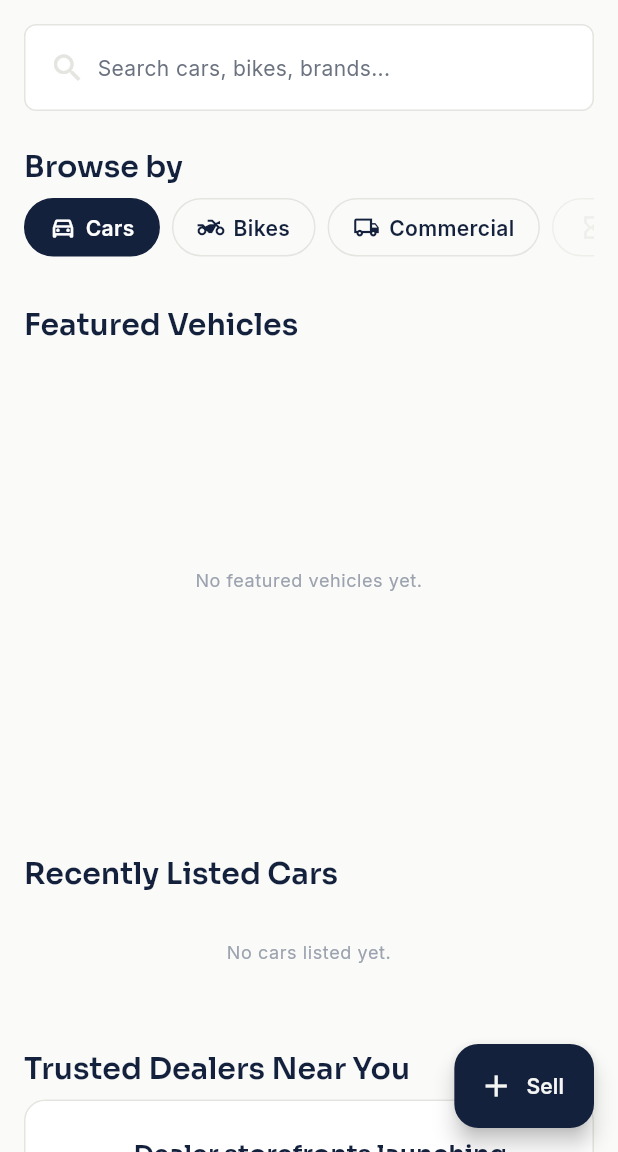
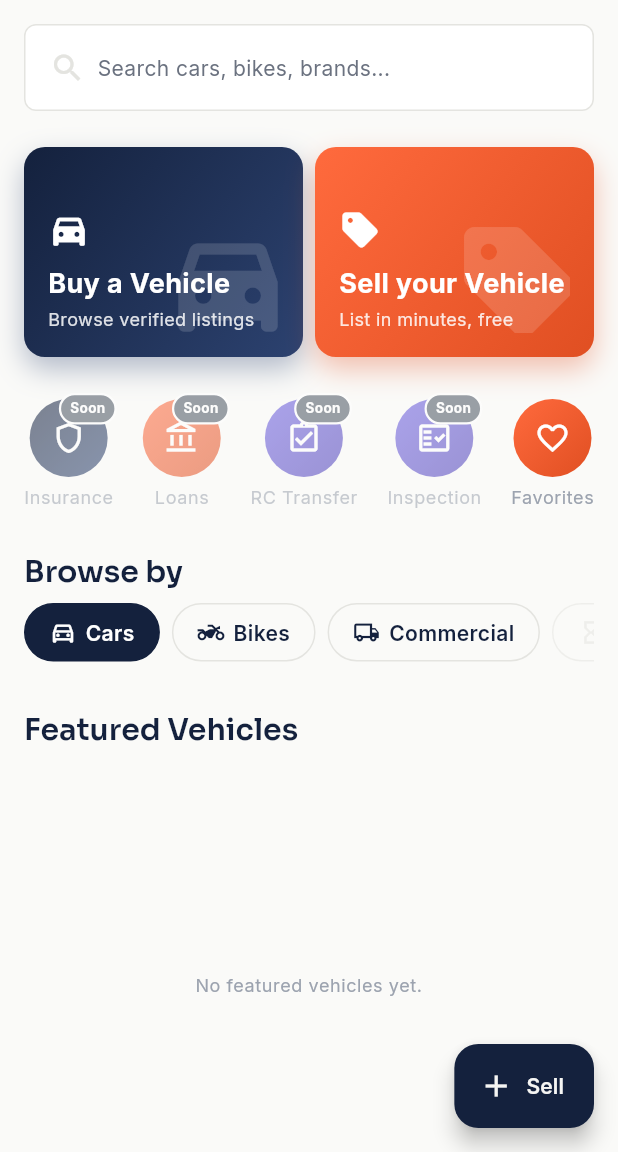
Before and after one commit to mahicharaniinfotech/TrustedCars, a Flutter app: the HomeScreen screen opened by its route, on a phone screen of 412 x 824 dp, the part 84-1236 px from its top. Run offline on Flutter 3.47's test engine with Material 3 defaults, Android fonts, the light colour scheme and no system bars; our stand-ins replace firebase_auth, firebase_core, flutter_riverpod, go_router, google_fonts, image_picker and 1 more; accounts and stored records are empty.

Commit message:
Home screen visual upgrade: gradient action cards, quick services grid

```diff
--- a/lib/core/theme/app_colors.dart
+++ b/lib/core/theme/app_colors.dart
@@ -1,9 +1,9 @@
-/// KDMC — Raw Color Tokens
+/// TrustedCars — Raw Color Tokens
 ///
 /// RULE: This is the ONLY file in the entire app allowed to contain literal
 /// hex color values. Every other file — screens, widgets, other theme files —
 /// must reference colors through [AppColors] or through the theme
-/// (Theme.of(context) / context.kdmcTokens). If you catch yourself typing
+/// (Theme.of(context) / context.trustedCarsTokens). If you catch yourself typing
 /// `Color(0xFF...)` anywhere outside this file, stop and add a token here
 /// instead. That discipline is what makes a brand refresh a one-file change.
 library;
@@ -23,7 +23,7 @@ abstract final class AppColors {
   static const Color emberLight = Color(0xFFFF8A63);
   static const Color emberDark = Color(0xFFE04F22);
 
-  /// Trust / verification — used ONLY for the "KDMC Verified" badge family.
+  /// Trust / verification — used ONLY for the "TrustedCars Verified" badge family.
   static const Color signalTeal = Color(0xFF0FA37F);
   static const Color signalTealLight = Color(0xFFE3F7F1);
 
@@ -49,4 +49,18 @@ abstract final class AppColors {
     Color(0x00000000),
     Color(0xB3000000),
   ];
+
+  /// Promotional action-card gradients (home screen Buy/Sell tiles, quick
+  /// service icons). Built from our own brand colors, not decoration for
+  /// its own sake -- "buy" uses the primary navy, "sell" uses the ember
+  /// accent (since selling is the call-to-action we most want to drive).
+  /// Signal Teal is deliberately excluded here -- it stays reserved
+  /// exclusively for verification, per the trust-badge design rule.
+  static const List<Color> buyGradient = [Color(0xFF14213D), Color(0xFF2C4270)];
+  static const List<Color> sellGradient = [Color(0xFFFF6A3D), Color(0xFFE04F22)];
+
+  /// A third decorative gradient for quick-service tiles that aren't
+  /// specifically "buy" or "sell" actions -- kept visually distinct from
+  /// Signal Teal so trust badges remain the only teal element on screen.
+  static const List<Color> accentGradient = [Color(0xFF6B5CE0), Color(0xFF4C3FB8)];
 }
--- a/lib/features/marketplace/screens/home_screen.dart
+++ b/lib/features/marketplace/screens/home_screen.dart
@@ -1,8 +1,11 @@
 import 'package:flutter/material.dart';
 import 'package:flutter_riverpod/flutter_riverpod.dart';
 import 'package:go_router/go_router.dart';
+import '../../../core/theme/app_colors.dart';
 import '../../../core/theme/app_dimensions.dart';
 import '../../../shared/widgets/vehicle_card.dart';
+import '../../../shared/widgets/gradient_action_card.dart';
+import '../../../shared/widgets/quick_service_tile.dart';
 import '../../auth/providers/auth_providers.dart';
 import '../../search/providers/favorites_providers.dart';
 import '../models/vehicle.dart';
@@ -68,6 +71,68 @@ class HomeScreen extends ConsumerWidget {
             _SearchBarStub(),
             const SizedBox(height: AppSpacing.lg),
 
+            Row(
+              children: [
+                Expanded(
+                  child: GradientActionCard(
+                    title: 'Buy a Vehicle',
+                    subtitle: 'Browse verified listings',
+                    icon: Icons.directions_car_filled,
+                    gradientColors: AppColors.buyGradient,
+                    onTap: () => context.push('/search'),
+                  ),
+                ),
+                const SizedBox(width: AppSpacing.sm),
+                Expanded(
+                  child: GradientActionCard(
+                    title: 'Sell your Vehicle',
+                    subtitle: 'List in minutes, free',
+                    icon: Icons.sell,
+                    gradientColors: AppColors.sellGradient,
+                    onTap: () => context.push('/sell'),
+                  ),
+                ),
+              ],
+            ),
+            const SizedBox(height: AppSpacing.lg),
+
+            Row(
+              mainAxisAlignment: MainAxisAlignment.spaceBetween,
+              children: [
+                QuickServiceTile(
+                  label: 'Insurance',
+                  icon: Icons.shield_outlined,
+                  gradientColors: AppColors.buyGradient,
+                  comingSoon: true,
+                ),
+                QuickServiceTile(
+                  label: 'Loans',
+                  icon: Icons.account_balance_outlined,
+                  gradientColors: AppColors.sellGradient,
+                  comingSoon: true,
+                ),
+                QuickServiceTile(
+                  label: 'RC Transfer',
+                  icon: Icons.assignment_turned_in_outlined,
+                  gradientColors: AppColors.accentGradient,
+                  comingSoon: true,
+                ),
+                QuickServiceTile(
+                  label: 'Inspection',
+                  icon: Icons.fact_check_outlined,
+                  gradientColors: AppColors.accentGradient,
+                  comingSoon: true,
+                ),
+                QuickServiceTile(
+                  label: 'Favorites',
+                  icon: Icons.favorite_border,
+                  gradientColors: AppColors.sellGradient,
+                  onTap: () => context.push('/search'),
+                ),
+              ],
+            ),
+            const SizedBox(height: AppSpacing.lg),
+
             Text(
               'Browse by',
               style: Theme.of(context).textTheme.headlineMedium,
@@ -128,7 +193,8 @@ class HomeScreen extends ConsumerWidget {
                     : ListView.separated(
                         scrollDirection: Axis.horizontal,
                         itemCount: vehicles.length,
-                        separatorBuilder: (_, _) =>
+                        // ignore: unnecessary_underscores
+                        separatorBuilder: (_, __) =>
                             const SizedBox(width: AppSpacing.sm),
                         itemBuilder: (context, i) => SizedBox(
                           width: 260,
--- /dev/null
+++ b/lib/shared/widgets/gradient_action_card.dart
@@ -0,0 +1,92 @@
+// ignore_for_file: deprecated_member_use
+
+import 'package:flutter/material.dart';
+import '../../core/theme/app_dimensions.dart';
+
+/// Large gradient CTA tile -- the home screen's "Buy" / "Sell" cards.
+/// One definition, reusable anywhere a bold promotional action card is
+/// needed (dealer dashboard's "Add Vehicle" could use this same widget
+/// later, for example).
+class GradientActionCard extends StatelessWidget {
+  const GradientActionCard({
+    super.key,
+    required this.title,
+    required this.subtitle,
+    required this.icon,
+    required this.gradientColors,
+    required this.onTap,
+  });
+
+  final String title;
+  final String subtitle;
+  final IconData icon;
+  final List<Color> gradientColors;
+  final VoidCallback onTap;
+
+  @override
+  Widget build(BuildContext context) {
+    return Material(
+      color: Colors.transparent,
+      child: InkWell(
+        onTap: onTap,
+        borderRadius: AppRadius.mdAll,
+        child: Container(
+          height: 140,
+          padding: const EdgeInsets.all(AppSpacing.md),
+          decoration: BoxDecoration(
+            gradient: LinearGradient(
+              begin: Alignment.topLeft,
+              end: Alignment.bottomRight,
+              colors: gradientColors,
+            ),
+            borderRadius: AppRadius.mdAll,
+            boxShadow: [
+              BoxShadow(
+                color: gradientColors.last.withOpacity(0.35),
+                blurRadius: 16,
+                offset: const Offset(0, 8),
+              ),
+            ],
+          ),
+          child: Stack(
+            children: [
+              Positioned(
+                right: -10,
+                bottom: -10,
+                child: Icon(
+                  icon,
+                  size: 88,
+                  color: Colors.white.withOpacity(0.15),
+                ),
+              ),
+              Column(
+                crossAxisAlignment: CrossAxisAlignment.start,
+                mainAxisAlignment: MainAxisAlignment.end,
+                children: [
+                  Icon(icon, color: Colors.white, size: 28),
+                  const SizedBox(height: AppSpacing.sm),
+                  Text(
+                    title,
+                    style: const TextStyle(
+                      color: Colors.white,
+                      fontSize: 18,
+                      fontWeight: FontWeight.w700,
+                    ),
+                  ),
+                  const SizedBox(height: 2),
+                  Text(
+                    subtitle,
+                    style: TextStyle(
+                      color: Colors.white.withOpacity(0.85),
+                      fontSize: 12,
+                    ),
+                  ),
+                ],
+              ),
+            ],
+          ),
+        ),
+      ),
+    );
+  }
+}
--- /dev/null
+++ b/lib/shared/widgets/quick_service_tile.dart
@@ -0,0 +1,86 @@
+import 'package:flutter/material.dart';
+import '../../core/theme/app_dimensions.dart';
+
+/// A single tile in the "quick services" grid -- circular gradient icon
+/// background + label, matching the icon-tile pattern from services like
+/// Insurance/Loans/Check Price. Tiles for features that don't exist yet
+/// show an honest "Soon" badge rather than pretending to be functional.
+class QuickServiceTile extends StatelessWidget {
+  const QuickServiceTile({
+    super.key,
+    required this.label,
+    required this.icon,
+    required this.gradientColors,
+    this.onTap,
+    this.comingSoon = false,
+  });
+
+  final String label;
+  final IconData icon;
+  final List<Color> gradientColors;
+  final VoidCallback? onTap;
+  final bool comingSoon;
+
+  @override
+  Widget build(BuildContext context) {
+    final theme = Theme.of(context);
+
+    return Opacity(
+      opacity: comingSoon ? 0.55 : 1.0,
+      child: InkWell(
+        onTap: comingSoon ? null : onTap,
+        borderRadius: AppRadius.mdAll,
+        child: Padding(
+          padding: const EdgeInsets.symmetric(vertical: AppSpacing.xs),
+          child: Column(
+            children: [
+              Stack(
+                clipBehavior: Clip.none,
+                children: [
+                  Container(
+                    width: 52,
+                    height: 52,
+                    decoration: BoxDecoration(
+                      gradient: LinearGradient(
+                        begin: Alignment.topLeft,
+                        end: Alignment.bottomRight,
+                        colors: gradientColors,
+                      ),
+                      shape: BoxShape.circle,
+                    ),
+                    child: Icon(icon, color: Colors.white, size: 24),
+                  ),
+                  if (comingSoon)
+                    Positioned(
+                      right: -6,
+                      top: -4,
+                      child: Container(
+                        padding: const EdgeInsets.symmetric(horizontal: 6, vertical: 2),
+                        decoration: BoxDecoration(
+                          color: const Color(0xFF4B5563),
+                          borderRadius: AppRadius.pillAll,
+                          border: Border.all(color: Colors.white, width: 1.5),
+                        ),
+                        child: const Text(
+                          'Soon',
+                          style: TextStyle(color: Colors.white, fontSize: 9, fontWeight: FontWeight.w700),
+                        ),
+                      ),
+                    ),
+                ],
+              ),
+              const SizedBox(height: 6),
+              Text(
+                label,
+                textAlign: TextAlign.center,
+                maxLines: 2,
+                overflow: TextOverflow.ellipsis,
+                style: theme.textTheme.bodySmall,
+              ),
+            ],
+          ),
+        ),
+      ),
+    );
+  }
+}
```
